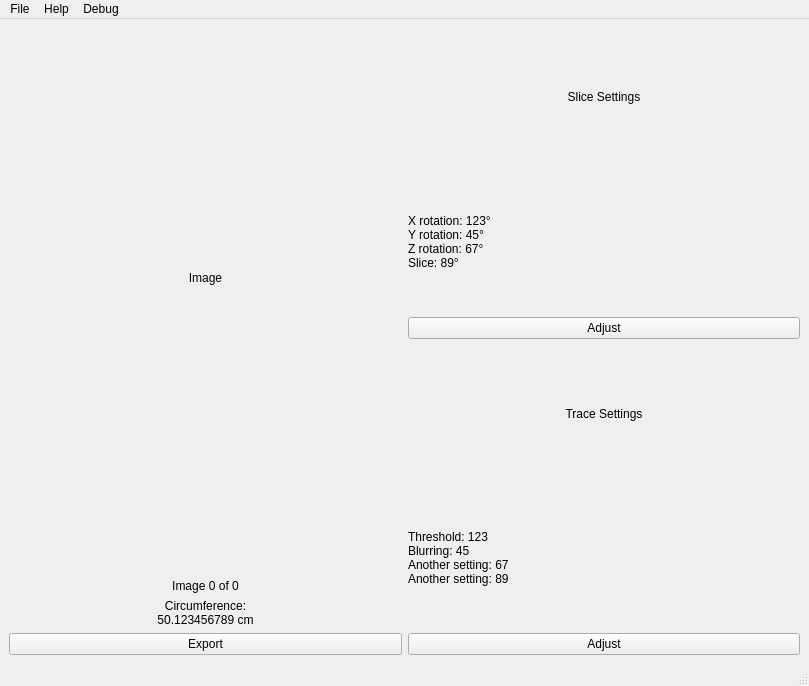
Old version of the form src/GUI/circumference.ui in the repository NIRALUser/NeuroRuler.
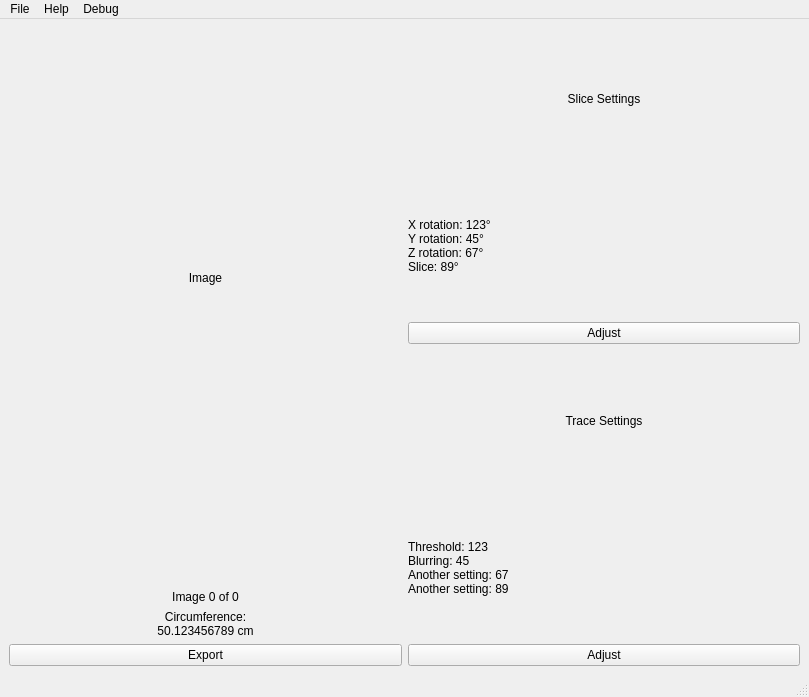
New version of the form.

The edit to the form file:
```diff
--- a/src/GUI/circumference.ui
+++ b/src/GUI/circumference.ui
@@ -7,7 +7,7 @@
     <x>0</x>
     <y>0</y>
     <width>809</width>
-    <height>686</height>
+    <height>697</height>
    </rect>
   </property>
   <property name="windowTitle">
```
Left out of the diff: 12 changed lines with no effect on the pictures.
